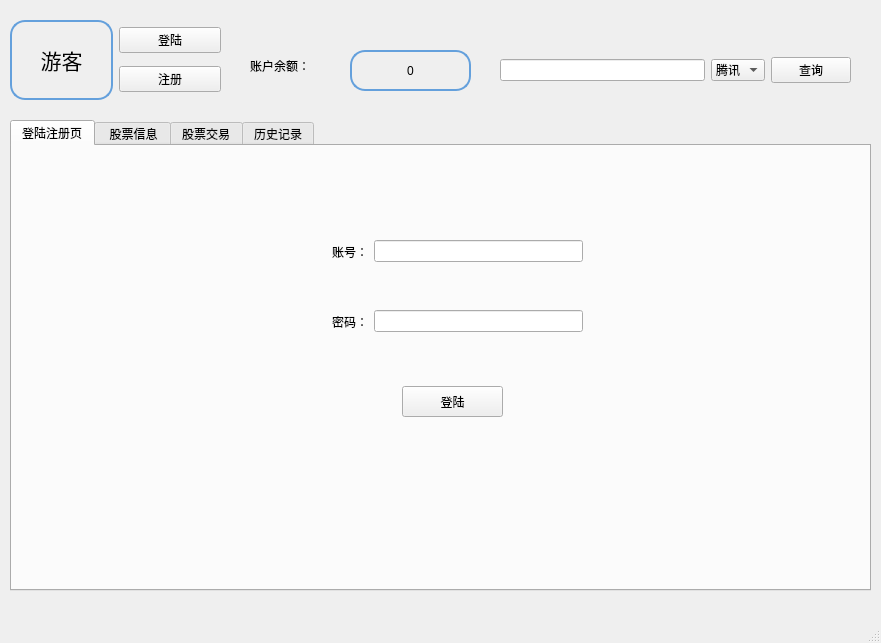
Above: StocktTradingSimulationSystem/mainwindowui.ui from software-case-course/Stock-trading-simulation-system before the change. Below: the same form after it.
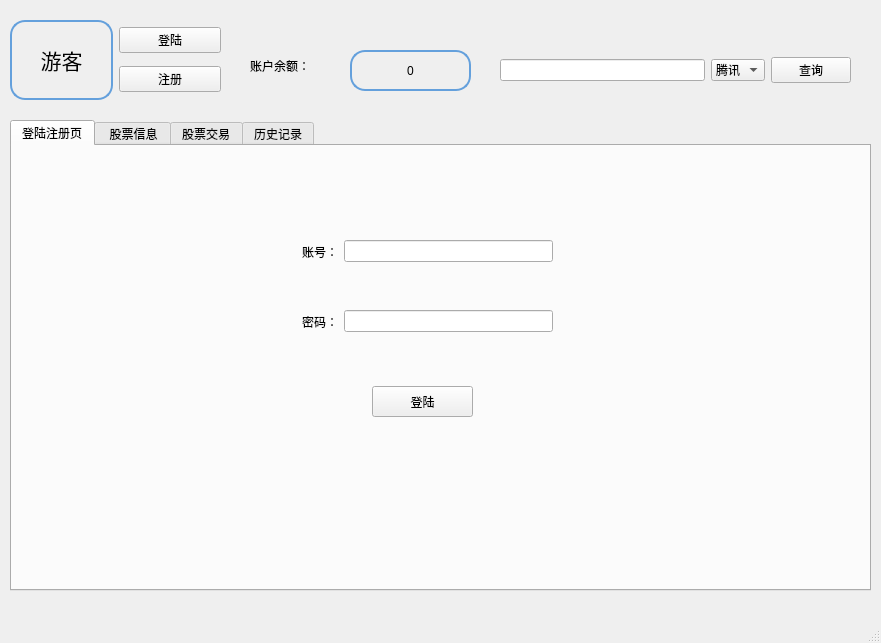
That is the form after the change. The open tabs and pages were chosen to show the change. Icons and pictures are not drawn.

```diff
--- a/StocktTradingSimulationSystem/mainwindowui.ui
+++ b/StocktTradingSimulationSystem/mainwindowui.ui
@@ -54,7 +54,7 @@
       <widget class="QWidget" name="horizontalLayoutWidget_3">
        <property name="geometry">
         <rect>
-         <x>320</x>
+         <x>290</x>
          <y>90</y>
          <width>251</width>
          <height>31</height>
@@ -79,7 +79,7 @@
       <widget class="QWidget" name="horizontalLayoutWidget_4">
        <property name="geometry">
         <rect>
-         <x>320</x>
+         <x>290</x>
          <y>160</y>
          <width>251</width>
          <height>31</height>
@@ -108,7 +108,7 @@
       <widget class="QPushButton" name="loginbutton_2">
        <property name="geometry">
         <rect>
-         <x>390</x>
+         <x>360</x>
          <y>240</y>
          <width>101</width>
          <height>31</height>
```
Left out of the diff: 4 changed lines with no effect on the pictures.
